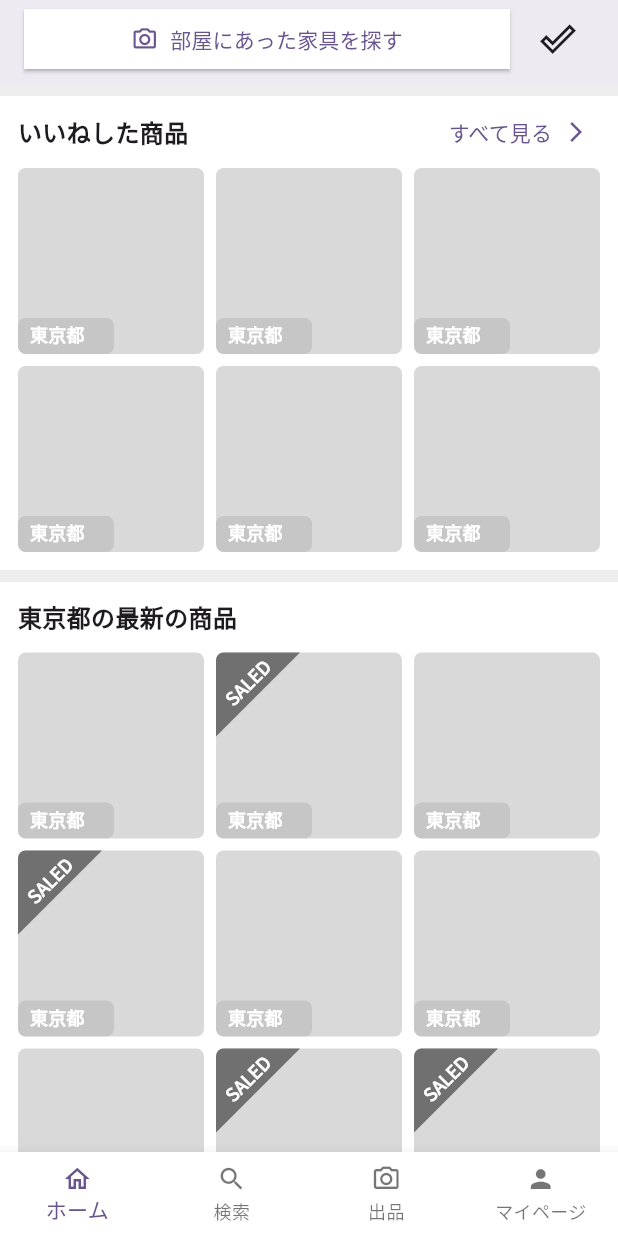
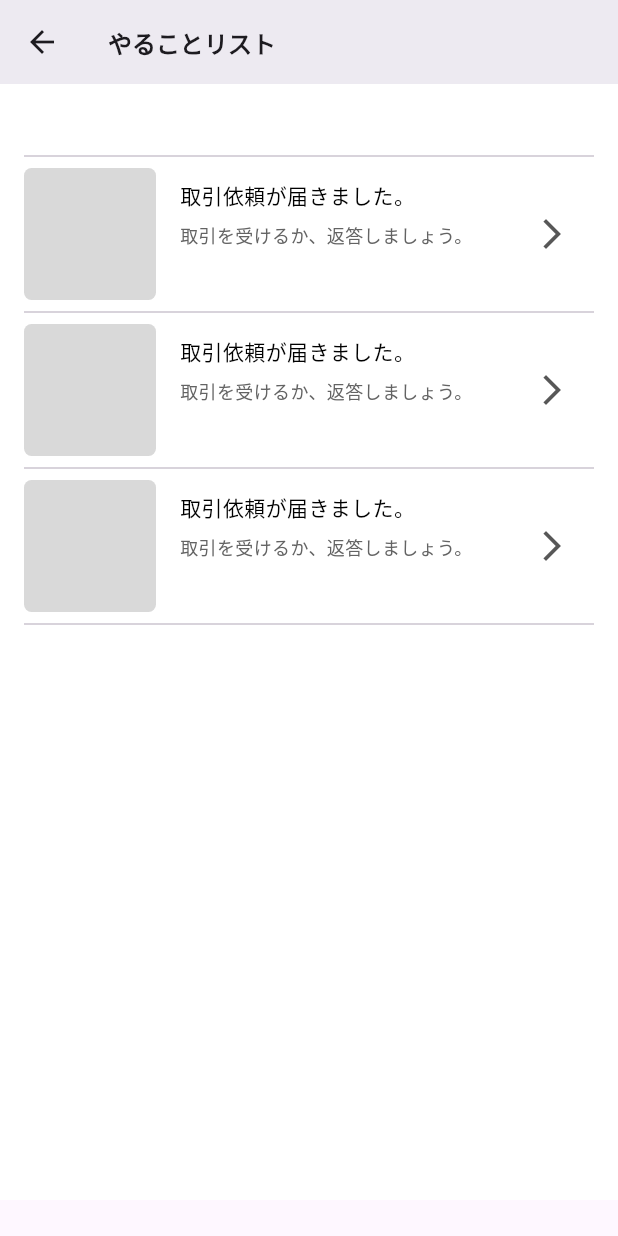
Before and after one commit to naka-c1024/Hack_U_Team1, a Flutter app: the screen it shows after launch, after a tap on the "done outline" icon, on a phone screen of 412 x 824 dp. Run offline on Flutter 3.47's test engine with Material 3 defaults, Android fonts, the phone set to English and light mode, and no system bars; our stand-ins replace flutter_hooks, hooks_riverpod.

Commit message:
add: やることリスト確認画面を実装

```diff
--- /dev/null
+++ b/client/app/lib/Views/components/todo_cell.dart
@@ -0,0 +1,68 @@
+import 'package:flutter/material.dart';
+import 'package:hooks_riverpod/hooks_riverpod.dart';
+
+class TodoCell extends HookConsumerWidget {
+  const TodoCell({super.key});
+
+  @override
+  Widget build(BuildContext context, WidgetRef ref) {
+    return Column(
+      children: [
+        Material(
+          color: Colors.transparent,
+          child: InkWell(
+            onTap: () {},
+            child: Ink(
+              height: 88,
+              color: const Color(0xffffffff),
+              child: Row(
+                children: [
+                  Container(
+                    // TODO: ここに写真が入る
+                    height: 88,
+                    width: 88,
+                    decoration: BoxDecoration(
+                      color: const Color(0xffd9d9d9),
+                      borderRadius: BorderRadius.circular(5),
+                    ),
+                  ),
+                  const SizedBox(width: 16),
+                  const Column(
+                    mainAxisAlignment: MainAxisAlignment.start,
+                    crossAxisAlignment: CrossAxisAlignment.start,
+                    children: [
+                      SizedBox(height: 8),
+                      Text(
+                        '取引依頼が届きました。',
+                        style: TextStyle(
+                          fontSize: 14,
+                          color: Color(0xff000000),
+                        ),
+                      ),
+                      SizedBox(height: 8),
+                      Text(
+                        '取引を受けるか、返答しましょう。',
+                        style: TextStyle(
+                          fontSize: 12,
+                          color: Color(0xff636363),
+                        ),
+                      ),
+                    ],
+                  ),
+                  const Spacer(),
+                  const Icon(
+                    Icons.arrow_forward_ios,
+                    size: 24,
+                    color: Color(0xff575757),
+                  ),
+                  const SizedBox(width: 16),
+                ],
+              ),
+            ),
+          ),
+        ),
+        const Divider(),
+      ],
+    );
+  }
+}
--- a/client/app/lib/Views/furniture_list_view.dart
+++ b/client/app/lib/Views/furniture_list_view.dart
@@ -1,6 +1,7 @@
 import 'package:flutter/material.dart';
 import 'package:hooks_riverpod/hooks_riverpod.dart';
 
+import 'package:app/Views/todo_list_view.dart';
 import 'package:app/Views/favorite_list_view.dart';
 import 'package:app/Views/components/furniture_cell.dart';
 
@@ -181,7 +182,15 @@ class FurnitureListView extends HookConsumerWidget {
               ),
               const SizedBox(width: 8),
               IconButton(
-                onPressed: () {},
+                onPressed: () {
+                  // やることリストをすべて見るページへ
+                  Navigator.push(
+                    context,
+                    MaterialPageRoute(
+                      builder: (context) => const TodoListView(),
+                    ),
+                  );
+                },
                 icon: const Icon(
                   size: 24,
                   Icons.done_outline,
@@ -219,6 +228,7 @@ class FurnitureListView extends HookConsumerWidget {
                         ),
                         TextButton(
                           onPressed: () {
+                            // いいねした商品をすべて見るページへ
                             Navigator.push(
                               context,
                               MaterialPageRoute(
--- /dev/null
+++ b/client/app/lib/Views/todo_list_view.dart
@@ -0,0 +1,48 @@
+import 'package:flutter/material.dart';
+import 'package:hooks_riverpod/hooks_riverpod.dart';
+
+import 'package:app/Views/components/todo_cell.dart';
+
+class TodoListView extends HookConsumerWidget {
+  const TodoListView({super.key});
+
+  @override
+  Widget build(BuildContext context, WidgetRef ref) {
+    final screenSize = MediaQuery.of(context).size;
+
+    return Scaffold(
+      appBar: AppBar(
+        elevation: 8,
+        backgroundColor: const Color(0xffffffff),
+        automaticallyImplyLeading: true,
+        title: const Row(
+          mainAxisAlignment: MainAxisAlignment.start,
+          children: [
+            Text(
+              'やることリスト',
+              style: TextStyle(
+                fontSize: 16,
+                fontWeight: FontWeight.bold,
+              ),
+            ),
+          ],
+        ),
+      ),
+      body: Container(
+        height: screenSize.height - 80,
+        color: const Color(0xffffffff),
+        child: const SingleChildScrollView(
+          padding: EdgeInsets.only(left: 16, top: 40,right: 16),
+          child: Column(
+            children: [
+              Divider(),
+              TodoCell(),
+              TodoCell(),
+              TodoCell(),
+            ],
+          ),
+        ),
+      ),
+    );
+  }
+}
```
